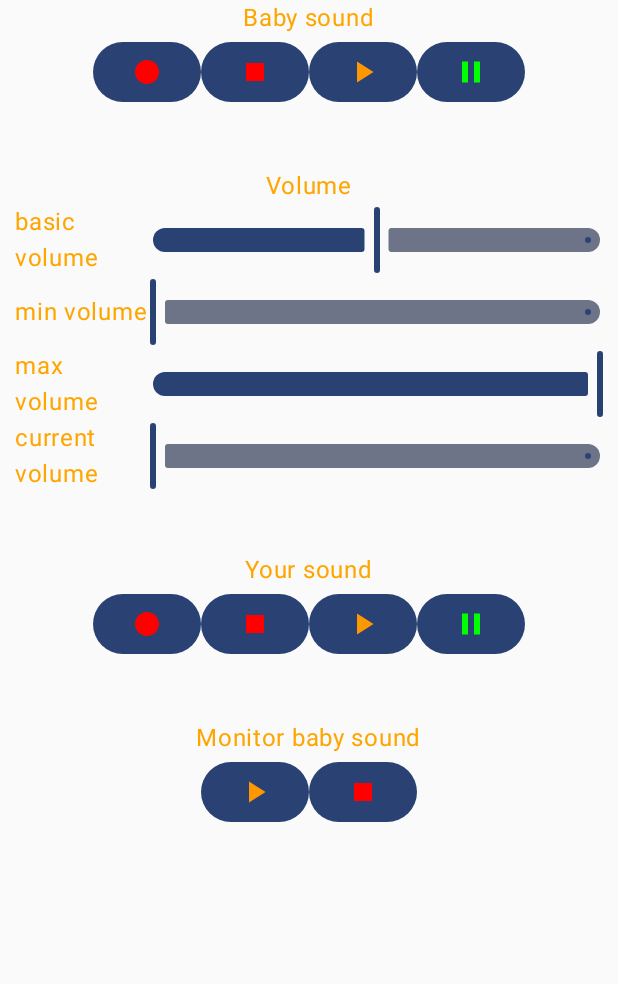
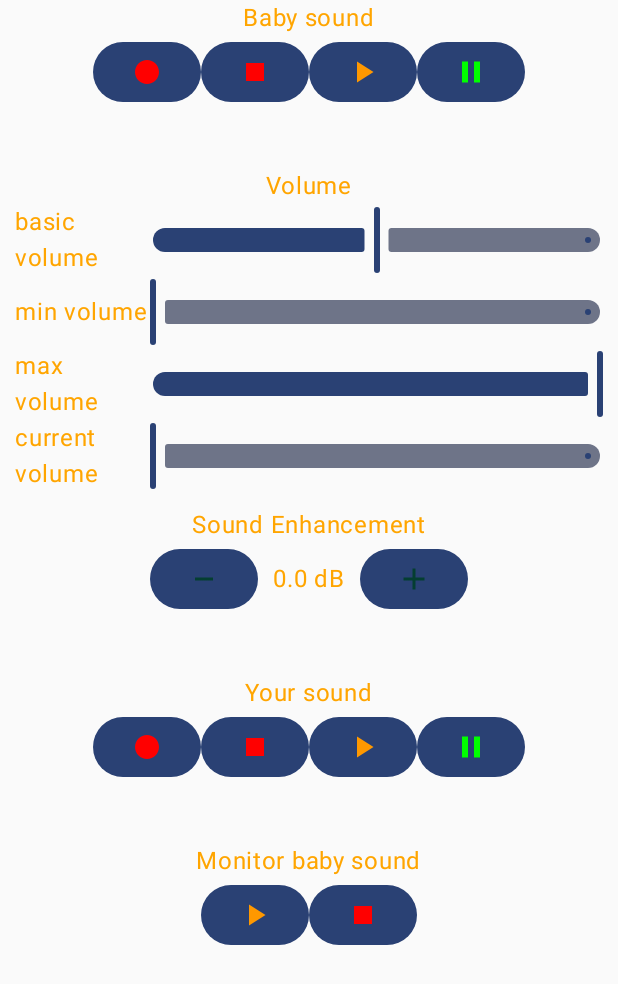
Before and after one commit to gaodi16366/DynamicVolumeLullaby, an Android app built with Jetpack Compose: the screen it shows after launch (MainActivity), on a phone screen of 412 x 824 dp. Shown: the top 984 px of the screen. Run offline under Robolectric (Android 15) with nearby library versions, the phone set to English and light mode, and no system bars; our stand-ins replace livedata-compose; libraries missing offline, so code that uses them is left out: com.zlw.main; 1 statement that could not run was skipped.

Commit message:
add enhancer and adjust audio manager to static val

```diff
--- a/app/src/main/java/com/example/dynamicvolumelullaby/ActivityHelper.kt
+++ b/app/src/main/java/com/example/dynamicvolumelullaby/ActivityHelper.kt
@@ -45,9 +45,11 @@ val basicVolumeKey = "basicVolume"
 val minVolumeKey = "minVolume"
 val maxVolumeKey = "maxVolume"
 val baseFftKey = "baseFft"
+val enhanceKey = "enhance"
 
 var typeSoundPaths:MutableMap<RecordType,File> = HashMap()
 
+var audioManager:AudioManager? = null
 
 fun recordSound(type: RecordType){
     val appDirectory: File = context!!.filesDir
@@ -175,19 +177,21 @@ fun saveConfig() {
     props.setProperty(maxVolumeKey, maxVolumeLive.value.toString())
     props.setProperty(basicVolumeKey, basicVolumeLive.value.toString())
     props.setProperty(baseFftKey, baseFftLive.value?.joinToString(";"))
+    props.setProperty(enhanceKey, soundEnhanceLive.value.toString())
     props.store(outputStream,"this is config for dynamic volume lullaby")
 }
 
 
 fun loadSoundAndConfig(applicationContext: Context) {
     /* do nothing*/
+    audioManager = applicationContext.getSystemService(Context.AUDIO_SERVICE) as AudioManager
+
+    applicationContext.contentResolver.registerContentObserver(android.provider.Settings.System.CONTENT_URI, true, VolumeContentObserver(
+        Handler(Looper.getMainLooper())
+    ))
 
     // current volume event observer
-    val audioManager = applicationContext.getSystemService(Context.AUDIO_SERVICE) as AudioManager
-    currentVolumeLive.postValue(audioManager.getStreamVolume(AudioManager.STREAM_MUSIC))
-    applicationContext.contentResolver.registerContentObserver(android.provider.Settings.System.CONTENT_URI, true, VolumeContentObserver(applicationContext,
-        Handler(Looper.getMainLooper())
-    ))
+    currentVolumeLive.postValue(audioManager!!.getStreamVolume(AudioManager.STREAM_MUSIC))
 
     // directory clean up
     var appDirectory:File = applicationContext!!.filesDir
@@ -216,10 +220,12 @@ fun loadSoundAndConfig(applicationContext: Context) {
             val pair:Pair<Int,Double> = Pair(stringList[0].toInt(),stringList[1].toDouble())
             baseFftValue[index]=pair
         }
+        val soundEnhanceValue = props.getProperty(enhanceKey)?.toFloat()?:0f
 
         minVolumeLive.postValue(minVolume)
         maxVolumeLive.postValue(maxVolume)
         basicVolumeLive.postValue(basicVolume)
         baseFftLive.postValue(baseFftValue)
+        soundEnhanceLive.postValue(soundEnhanceValue)
     }
 }
--- a/app/src/main/java/com/example/dynamicvolumelullaby/MainActivity.kt
+++ b/app/src/main/java/com/example/dynamicvolumelullaby/MainActivity.kt
@@ -10,8 +10,6 @@ import android.os.Build
 import android.os.Build.VERSION.SDK_INT
 import android.os.Bundle
 import android.os.Environment
-import android.os.Handler
-import android.os.Looper
 import android.provider.Settings
 import androidx.activity.ComponentActivity
 import androidx.activity.compose.setContent
@@ -37,12 +35,7 @@ import androidx.compose.ui.unit.dp
 import androidx.core.app.ActivityCompat
 import com.example.dynamicvolumelullaby.ui.theme.DynamicVolumeLullabyTheme
 import com.example.dynamicvolumelullaby.ui.theme.Orange
-import java.io.File
-import java.io.FileInputStream
-import java.io.FileOutputStream
-import java.io.OutputStream
 import java.lang.Float.max
-import java.util.Properties
 import kotlin.math.min
 
 const val configPath: String = "config.properties"
@@ -95,20 +88,22 @@ class MainActivity : ComponentActivity() {
 }
 
 @Composable
-fun ButtonAndImage(modifier: Modifier = Modifier){
+fun ButtonAndImage(modifier: Modifier = Modifier, isPreview:Boolean = false){
     val basicVolume by basicVolumeLive.observeAsState()
     val minVolume by minVolumeLive.observeAsState()
     val maxVolume by maxVolumeLive.observeAsState()
     val currentVolume by currentVolumeLive.observeAsState()
     val baseFft:Array<Pair<Int,Double>>? by baseFftLive.observeAsState()
+    val soundEnhance by soundEnhanceLive.observeAsState()
     var volumeIndex = currentVolume!!/15f
     if (context !=null){
         val audioManager = context!!.getSystemService(Context.AUDIO_SERVICE) as AudioManager
         volumeIndex = currentVolume!!.toFloat()/audioManager!!.getStreamMaxVolume(AudioManager.STREAM_MUSIC).toFloat()
     }
 
-    saveConfig()
-
+    if (!isPreview){
+        saveConfig()
+    }
     Column(
         modifier = modifier,
         horizontalAlignment = Alignment.CenterHorizontally
@@ -175,7 +170,7 @@ fun ButtonAndImage(modifier: Modifier = Modifier){
                 .width(100.dp)
                 .padding(start = 10.dp))
             Slider(value = maxVolume!!,
-                onValueChange ={ maxVolumeLive.postValue( max(it, basicVolume!!))},
+                onValueChange ={ maxVolumeLive.postValue( max(it, basicVolume!!)) },
                 modifier = Modifier.padding(end= 10.dp))
         }
         Row(){
@@ -189,6 +184,29 @@ fun ButtonAndImage(modifier: Modifier = Modifier){
                 onValueChange ={ /* nothing */},
                 modifier = Modifier
                     .padding(end= 10.dp))
+        }
+        Spacer(modifier = Modifier.height(10.dp))
+
+        Text(text = "Sound Enhancement", color = Orange)
+        Row(){
+            Button(onClick = {
+                decreaseAmplifier()
+            }) {
+                Image(painter = painterResource(R.drawable.minus), contentDescription = "Record")
+            }
+
+            Text(text = "%.1f dB".format(soundEnhance),
+            color = Orange,
+            modifier= Modifier
+                .align(Alignment.CenterVertically)
+                .padding(10.dp)
+            )
+
+            Button(onClick = {
+                increaseAmplifier()
+            }) {
+                Image(painter = painterResource(R.drawable.baseline_add_24), contentDescription = "Play")
+            }
         }
 
         Spacer(modifier = Modifier.height(40.dp))
@@ -237,5 +255,5 @@ fun ButtonAndImage(modifier: Modifier = Modifier){
 @Preview
 @Composable
 fun RenderApp(){
-    ButtonAndImage(modifier = Modifier.fillMaxSize())
+    ButtonAndImage(modifier = Modifier.fillMaxSize(), isPreview = true)
 }
--- a/app/src/main/java/com/example/dynamicvolumelullaby/VolumeContentObserver.kt
+++ b/app/src/main/java/com/example/dynamicvolumelullaby/VolumeContentObserver.kt
@@ -5,19 +5,14 @@ import android.database.ContentObserver
 import android.media.AudioManager
 import android.os.Handler
 
-class VolumeContentObserver : ContentObserver {
-    private val audioManager:AudioManager
-
-    constructor(context:Context,handler: Handler?) : super(handler) {
-        audioManager = context.getSystemService(Context.AUDIO_SERVICE) as AudioManager
-    }
+class VolumeContentObserver(handler: Handler) : ContentObserver(handler) {
 
     override fun deliverSelfNotifications(): Boolean {
         return false
     }
 
     override fun onChange(selfChange: Boolean) {
-        val currentVolume = audioManager.getStreamVolume(AudioManager.STREAM_MUSIC)
+        val currentVolume = audioManager!!.getStreamVolume(AudioManager.STREAM_MUSIC)
         currentVolumeLive.postValue(currentVolume)
     }
 }
--- /dev/null
+++ b/app/src/main/res/drawable/baseline_add_24.xml
@@ -0,0 +1,5 @@
+<vector android:height="24dp" android:tint="#043E31"
+    android:viewportHeight="24" android:viewportWidth="24"
+    android:width="24dp" xmlns:android="http://schemas.android.com/apk/res/android">
+    <path android:fillColor="@android:color/white" android:pathData="M19,13h-6v6h-2v-6H5v-2h6V5h2v6h6v2z"/>
+</vector>
--- /dev/null
+++ b/app/src/main/res/drawable/baseline_bedroom_baby_24.xml
@@ -0,0 +1,6 @@
+<vector android:height="24dp" android:tint="#043E31"
+    android:viewportHeight="24" android:viewportWidth="24"
+    android:width="24dp" xmlns:android="http://schemas.android.com/apk/res/android">
+    <path android:fillColor="@android:color/white" android:pathData="M20,2H4C2.9,2 2,2.9 2,4v16c0,1.1 0.9,2 2,2h16c1.1,0 2,-0.9 2,-2V4C22,2.9 21.1,2 20,2zM12,18c-2.64,0 -5.13,-1.03 -7,-2.9l1.06,-1.06c0.34,0.34 0.71,0.65 1.1,0.92L8,13.5V9.51L6.45,10.5l-0.95,-1L7,7.76L6,7h3.65l1.73,3H17v1h-1v2.5l0.84,1.46c0.39,-0.28 0.76,-0.58 1.1,-0.92L19,15.1C17.13,16.97 14.64,18 12,18z"/>
+    <path android:fillColor="@android:color/white" android:pathData="M14.69,14.24c-1.74,0.65 -3.66,0.65 -5.4,0l-0.81,1.41l-0.03,0.06c1.1,0.52 2.28,0.79 3.53,0.79s2.45,-0.28 3.55,-0.79l-0.03,-0.06L14.69,14.24z"/>
+</vector>
--- /dev/null
+++ b/app/src/main/res/drawable/minus.xml
@@ -0,0 +1,11 @@
+<vector xmlns:android="http://schemas.android.com/apk/res/android"
+    android:width="24dp"
+    android:height="24dp"
+    android:viewportWidth="24"
+    android:viewportHeight="24">
+  <path
+      android:fillColor="@android:color/white"
+      android:strokeWidth="2"
+      android:pathData="m6,12h12"
+      android:strokeColor="#043E31"/>
+</vector>
```
Also changed, not shown: app/src/main/java/com/example/dynamicvolumelullaby/PlayingService.kt (+19 -13 lines), app/src/main/java/com/example/dynamicvolumelullaby/SoundEnhance.kt (added, +26 -0 lines).
